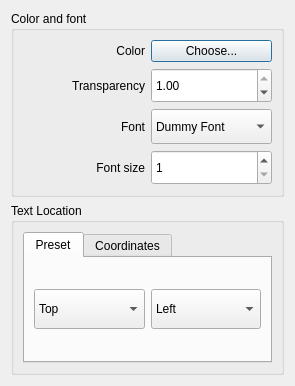
This is src/Interface/Modules/Visualization/ShowString.ui in SCIInstitute/SCIRun as Qt 5 draws it before an edit. The edited form follows.
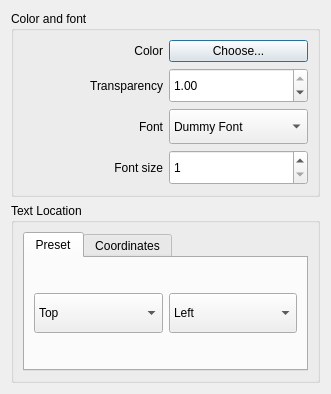
This is the edited form.

What changed in the file:
```diff
--- a/src/Interface/Modules/Visualization/ShowString.ui
+++ b/src/Interface/Modules/Visualization/ShowString.ui
@@ -6,8 +6,8 @@
    <rect>
     <x>0</x>
     <y>0</y>
-    <width>295</width>
-    <height>386</height>
+    <width>331</width>
+    <height>394</height>
    </rect>
   </property>
   <property name="sizePolicy">
```
